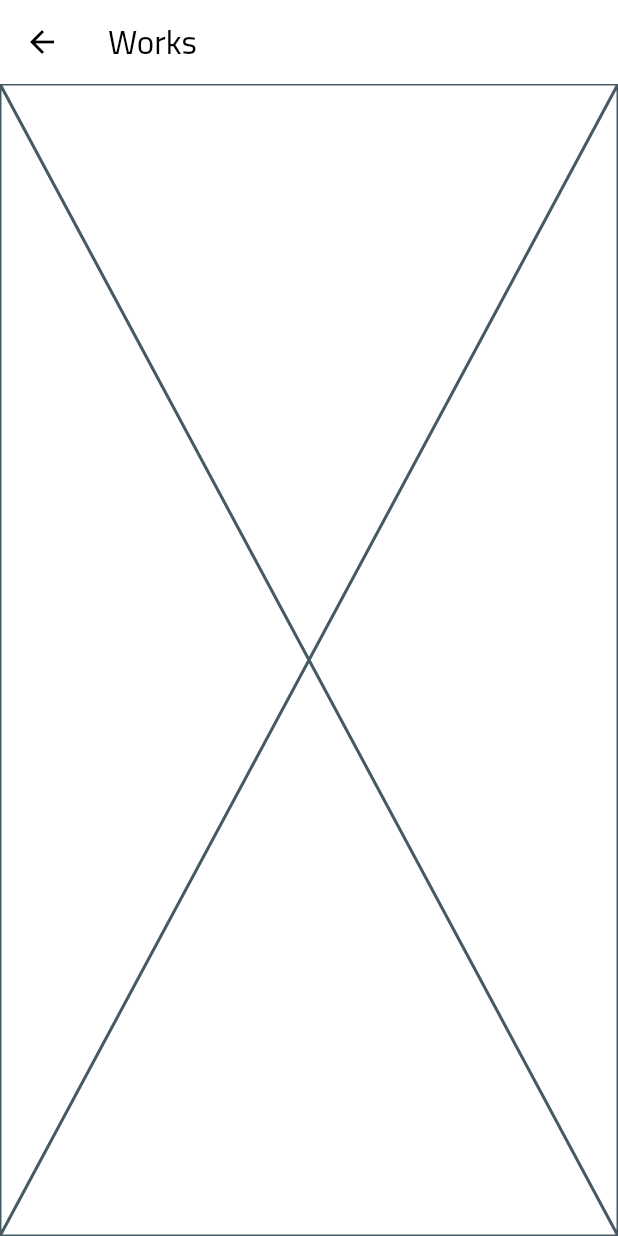
After one commit to eng-mohamed-ibrahem/portfolio, a Flutter app: the screen it shows after launch, after a tap on "Better One", on a phone screen of 412 x 824 dp. The commit adds this screen. Run offline on Flutter 3.47's test engine with Material 3 defaults, Android fonts, the phone set to English and light mode, and no system bars; our stand-ins replace auto_animated, dio, easy_localization, flutter_screenutil, freezed_annotation, go_router.

Commit message:
Add Works and Contact routes, update GoRouter version
- Add Works and Contact routes to the AppNavigation configuration.
- Update GoRouter version to 14.6.0 in pubspec.yaml.
- Enable navigation to Works screen from WorksSection widget.

```diff
--- a/lib/config/navigation/app_navigation.dart
+++ b/lib/config/navigation/app_navigation.dart
@@ -13,11 +13,22 @@ class AppNavigation {
     navigatorKey: _parrentNavigatorKey,
     initialLocation: Routes.home.path,
     debugLogDiagnostics: true,
+    routerNeglect: true,
     routes: [
       GoRoute(
         path: Routes.home.path,
         name: Routes.home.name,
         builder: (context, state) => const Home(),
+      ),
+      GoRoute(
+        path: Routes.works.path,
+        name: Routes.works.name,
+        builder: (context, state) => const Works(),
+      ),
+      GoRoute(
+        path: Routes.contact.path,
+        name: Routes.contact.name,
+        builder: (context, state) => const Contact(),
       ),
     ],
     errorBuilder: (context, state) {
--- a/lib/config/navigation/pages.dart
+++ b/lib/config/navigation/pages.dart
@@ -1,4 +1,4 @@
 export 'package:portfolio/view/screens/home/home.dart';
-// export 'package:portfolio/view/screens/works/works.dart';
+export 'package:portfolio/view/screens/works/works.dart';
 // export 'package:portfolio/view/screens/about/about.dart';
-// export 'package:portfolio/view/screens/contact/contact.dart';
+export 'package:portfolio/view/screens/contact/contact.dart';
--- /dev/null
+++ b/lib/view/screens/works/works.dart
@@ -0,0 +1,15 @@
+import 'package:flutter/material.dart';
+
+class Works extends StatelessWidget {
+  const Works({super.key});
+
+  @override
+  Widget build(BuildContext context) {
+    return Scaffold(
+      appBar: AppBar(
+        title: const Text('Works'),
+      ),
+      body: const Placeholder(),
+    );
+  }
+}
--- a/lib/view/widgtes/works_section.dart
+++ b/lib/view/widgtes/works_section.dart
@@ -1,5 +1,7 @@
 import 'package:auto_animated/auto_animated.dart';
 import 'package:flutter/material.dart';
+import 'package:go_router/go_router.dart';
+import 'package:portfolio/config/navigation/routes_enum.dart';
 import 'package:portfolio/model/work_model/work_model.dart';
 import 'package:portfolio/view/widgtes/work_card.dart';
 
@@ -21,7 +23,11 @@ class WorksSection extends StatelessWidget {
     return LiveList.options(
       shrinkWrap: true,
       itemBuilder: (context, index, animation) {
-        return _buildAnimatedItem(context, index, animation);
+        return InkWell(
+            onTap: () {
+              context.push(Routes.works.path);
+            },
+            child: _buildAnimatedItem(context, index, animation));
       },
       itemCount: 5,
       options: options,
--- a/pubspec.yaml
+++ b/pubspec.yaml
@@ -16,7 +16,7 @@ dependencies:
   flutter:
     sdk: flutter
   cupertino_icons: ^1.0.8
-  go_router: ^14.4.1
+  go_router: ^14.6.0
   dio: ^5.7.0
   skeletonizer: ^1.4.2
   flutter_bloc: ^8.1.6
```
Also changed, not shown: lib/view/screens/contact/contact.dart (added, +15 -0 lines), pubspec.lock, 1 other file.
